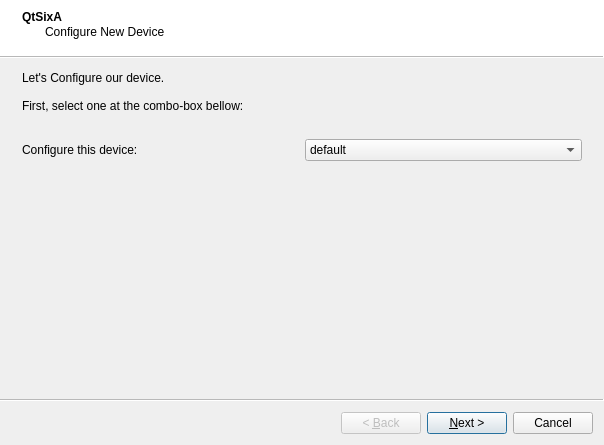
Above: qtsixa/gui/ui/qtsixa_newdevw.ui from falkTX/qtsixa before the change. Below: the same form after it.
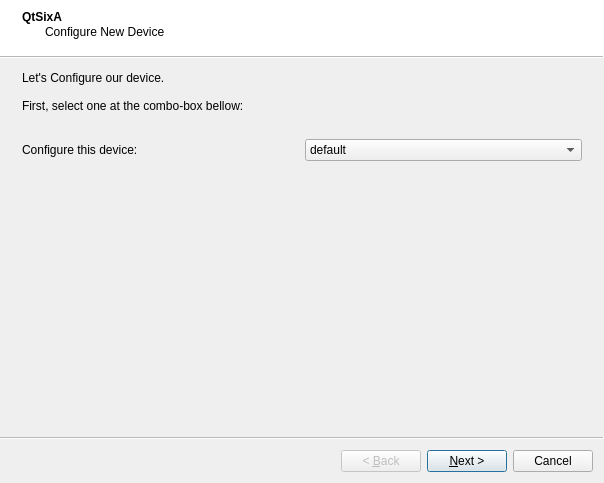
That is the form after the change. Icons and pictures are not drawn.

Commit message: Update GUI to handle new sixad fixes; Force 777 and no sixad group

```diff
--- a/qtsixa/gui/ui/qtsixa_newdevw.ui
+++ b/qtsixa/gui/ui/qtsixa_newdevw.ui
@@ -7,7 +7,7 @@
     <x>0</x>
     <y>0</y>
     <width>604</width>
-    <height>445</height>
+    <height>483</height>
    </rect>
   </property>
   <property name="windowTitle">
```
Left out of the diff: 33 changed lines with no effect on the pictures. The commit also changes 3 other files.
